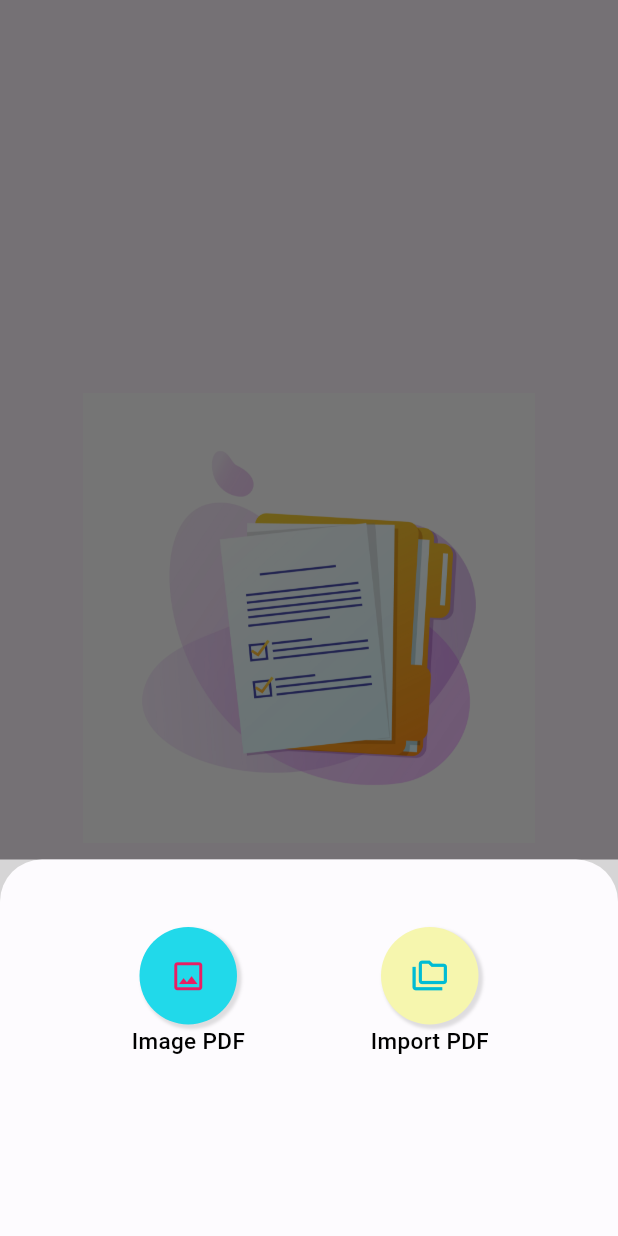
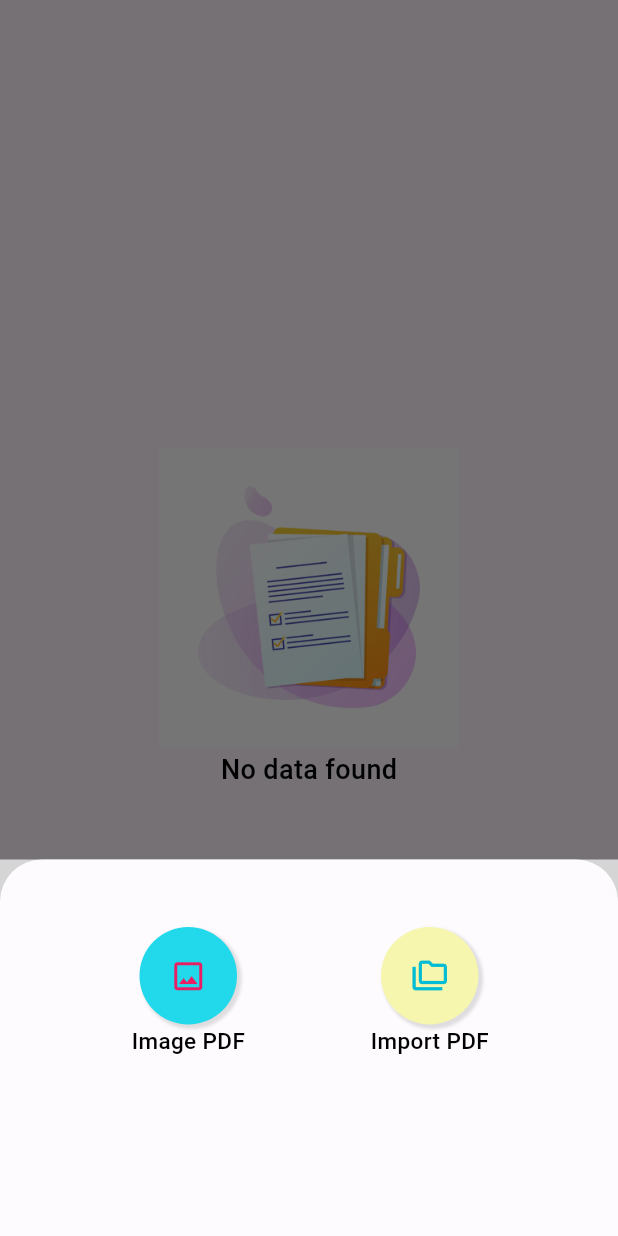
Before and after one commit to Dilshan189/Flutter_pdfviwerProject, a Flutter app: the favorite screen opened directly, after a tap on the "add" icon, on a phone screen of 412 x 824 dp. Run offline on Flutter 3.47's test engine with Material 3 defaults, Android fonts, the phone set to English and light mode, and no system bars; our stand-ins replace device_info_plus, file_picker, gap, get, image_picker, lottie and 5 more; missing offline and left inert: external_path, media_scanner, pdfx; accounts and stored records are empty; project files that could hold a hidden picture were left out.

Commit message:
normal modifier

```diff
--- a/lib/homepage/pdf_screen.dart
+++ b/lib/homepage/pdf_screen.dart
@@ -1,7 +1,6 @@
 import 'package:flutter/material.dart';
 import 'package:flutter/services.dart';
 import 'package:pdfx/pdfx.dart';
-//import 'package:pdfx/pdfx.dart';
 import 'package:share/share.dart';
 import '../const.dart';
 
--- /dev/null
+++ b/lib/model/pdf_favourite_model.dart
@@ -0,0 +1,37 @@
+class PdfFavouriteModel {
+  int? id;
+  String fileName;
+  String filePath;
+
+  PdfFavouriteModel({
+    this.id,
+    required this.fileName,
+    required this.filePath,
+  });
+
+
+  Map<String,dynamic> toMap()
+  {
+    final  map = <String,dynamic> {};
+
+    if(id != null)
+    {
+      map['id'] = id;
+    }
+
+    map['fileName'] = fileName;
+    map['filePath'] = filePath;
+
+    return map;
+  }
+
+  factory PdfFavouriteModel.fromMap(Map<String,dynamic>map)
+  {
+
+    return PdfFavouriteModel(
+      id: map['id'],
+      fileName: map['fileName'],
+      filePath: map['filePath'],
+    );
+  }
+}
--- /dev/null
+++ b/lib/service/database_service_favourite.dart
@@ -0,0 +1,109 @@
+import 'dart:io'as io;
+import 'package:path/path.dart';
+import 'package:path_provider/path_provider.dart';
+import 'package:sqflite/sqflite.dart';
+import '../model/pdf_favourite_model.dart';
+
+class DatabaseServiceFavourite
+{
+  static Database? _db;
+  static const DB_Name = 'pdf_db.db';
+
+  final String _pdffavouriteTableName = 'tblfavourite';
+  final String _pdffavouriteId = 'id';
+  final String _pdffavouriteName = 'fileName';
+  final String _pdffavouritePath = 'filePath';
+
+  Future<Database?> get db async
+  {
+    if(_db != null)
+    {
+      return _db!;
+    }
+
+    _db = await initDb();
+    return _db!;
+  }
+
+
+
+  initDb() async
+  {
+    io.Directory documentDirectory = await getApplicationDocumentsDirectory();
+    String path = join(documentDirectory.path,DB_Name);
+    var db = await openDatabase(path,version: 1,onCreate: _onCreate);
+    return db;
+  }
+
+  _onCreate(Database db,int version)
+  async
+  {
+    await db.execute("CREATE TABLE $_pdffavouriteTableName ($_pdffavouriteId INTEGER PRIMARY KEY,$_pdffavouriteName TEXT,$_pdffavouritePath TEXT)");
+  }
+
+
+  /// insertPDF-----------------------------------------------------------------
+
+  Future<PdfFavouriteModel> fainsertPdf(PdfFavouriteModel pdfFavouriteModel) async
+  {
+    var dbClient = await db;
+
+    pdfFavouriteModel.id = await dbClient!.insert(_pdffavouriteTableName, pdfFavouriteModel.toMap());
+
+    return pdfFavouriteModel;
+  }
+
+  /// savedPDF------------------------------------------------------------------
+
+  Future<List<PdfFavouriteModel>>fagetSavedPDFList()async
+  {
+    var dbClient = await db;
+
+    List<Map> maps = await dbClient!.query(_pdffavouriteTableName,columns: [_pdffavouriteId,_pdffavouriteName,_pdffavouritePath]);
+
+    List<PdfFavouriteModel>pdfList = [];
+
+    if(maps.isNotEmpty)
+    {
+
+      for(int i = 0; i<maps.length; i++)
+      {
+        pdfList.add(PdfFavouriteModel.fromMap(Map<String,dynamic>.from(maps[i])));
+      }
+    }
+
+    return pdfList;
+  }
+
+
+  /// deletePDF-----------------------------------------------------------------
+
+  Future<int> fadeletePDF(int id) async
+  {
+    var dbClient = await db;
+
+    return await dbClient!.delete(_pdffavouriteTableName,where: '$_pdffavouriteId = ?',whereArgs: [id]);
+  }
+
+  ///updatePDF------------------------------------------------------------------
+
+  Future<int> faupdatePDF(PdfFavouriteModel pdfFavouriteModel) async
+  {
+    var dbClient = await db;
+
+    return await dbClient!.update(_pdffavouriteTableName, pdfFavouriteModel.toMap(),
+        where: '$_pdffavouriteId = ?',whereArgs: [pdfFavouriteModel.id]
+    );
+  }
+
+
+  /// deleteAllPDF--------------------------------------------------------------
+
+  Future<int> fadeleteAllPDF() async
+  {
+    var dbClient = await db;
+    return await dbClient!.delete(_pdffavouriteTableName);
+  }
+
+
+}
--- a/lib/test_page/browserpage.dart
+++ b/lib/test_page/browserpage.dart
@@ -12,11 +12,14 @@ import 'bottom_sheet.dart';
 import '../homepage/pdf_screen.dart';
 
 class FileItem {
-
   final String name;
   final String path;
 
   FileItem({required this.name, required this.path, });
+
+
+
+
 
 }
 
--- a/lib/test_page/favorite.dart
+++ b/lib/test_page/favorite.dart
@@ -1,6 +1,13 @@
 import 'package:flutter/material.dart';
+import '../floatingactionbutton/floationactionbutton.dart';
+import '../homepage/pdf_screen.dart';
+import '../model/pdf_favourite_model.dart';
+import '../service/database_service_favourite.dart';
+import 'bottom_sheet.dart';
+import 'browserpage.dart';
 
-import '../floatingactionbutton/floationactionbutton.dart';
+
+
 
 class favorite extends StatefulWidget {
   const favorite({super.key});
@@ -13,11 +20,7 @@ class _favoriteState extends State<favorite> {
   @override
   Widget build(BuildContext context) {
     return Scaffold(
-      body: Center(
-        child: Image.asset('assets/images/paper_2.png',
-          width: 500,
-          height: 300,),
-      ),
+      body: _PDFfavouriteList(),
       floatingActionButton: FloatingActionButton(
         onPressed: (){
           showModalBottomSheet(
@@ -32,4 +35,96 @@ class _favoriteState extends State<favorite> {
       ),
     );
   }
+  Widget _PDFfavouriteList() {
+    return FutureBuilder<List<PdfFavouriteModel>>(
+      future: DatabaseServiceFavourite().fagetSavedPDFList(),
+      builder: (context, snapshot) {
+        if (snapshot.connectionState == ConnectionState.waiting) {
+          return const Center(child: CircularProgressIndicator());
+        } else if (!snapshot.hasData || snapshot.data!.isEmpty) {
+          return Center(child: Column(
+            mainAxisAlignment: MainAxisAlignment.center,
+              children: [
+                Image.asset('assets/images/paper_2.png',
+                width: 200,
+                height: 200,
+                ),
+                const SizedBox(height: 2,),
+                const Text("No data found",
+                style: TextStyle(fontSize: 18,color: Colors.black,fontWeight: FontWeight.w500),)
+
+              ],
+          ));
+
+        } else {
+          return ListView.builder(
+            itemCount: snapshot.data!.length,
+            itemBuilder: (context, index) {
+              PdfFavouriteModel pdf = snapshot.data![index];
+
+
+              return ListTile(
+                onTap: () {
+                  Navigator.push(
+                    context,
+                    MaterialPageRoute(
+                      builder: (context) => PDFScreen(
+                        pdfPath:pdf.filePath,
+                        pdfName:pdf.fileName ,
+                        index: 0,
+                        path: pdf.fileName,
+                      ),
+                    ),
+                  );
+                  setState(() {});
+                },
+
+
+                title: Text(pdf.fileName,
+                  style: const TextStyle(
+                    fontWeight: FontWeight.w500,
+                    overflow: TextOverflow.ellipsis,
+                  ),
+                ),
+
+                subtitle: Text(pdf.filePath),
+
+                // leading: SizedBox(
+                //   // color: Colors.white,
+                //     height: 180,
+                //     width: 50,
+                //     child: PdfThumbnail.fromFile(
+                //       scrollToCurrentPage: false,
+                //        pdf.filePath,
+                //         currentPage: 1,
+                //         height: 56,
+                //         backgroundColor: Colors.white,
+                //     ),
+                // ),
+
+                leading:Image.asset("assets/images/icon.png",
+                  width: 40,
+                  height: 40,) ,
+
+
+                trailing:IconButton(
+                  onPressed: (){
+                    showModalBottomSheet(
+                      context: context,
+                      builder: (BuildContext context) {
+                        return BottomSheetContent(file:FileItem(path:'',name: '',),
+                        );
+                      },
+                    );
+                  },
+                  icon: const Icon(Icons.more_vert),
+                ),
+              );
+            },
+          );
+        }
+      },
+    );
+  }
+
 }
```
Also changed, not shown: lib/test_page/bottom_sheet.dart (+26 -3 lines), lib/test_page/recent.dart (+16 -4 lines).
